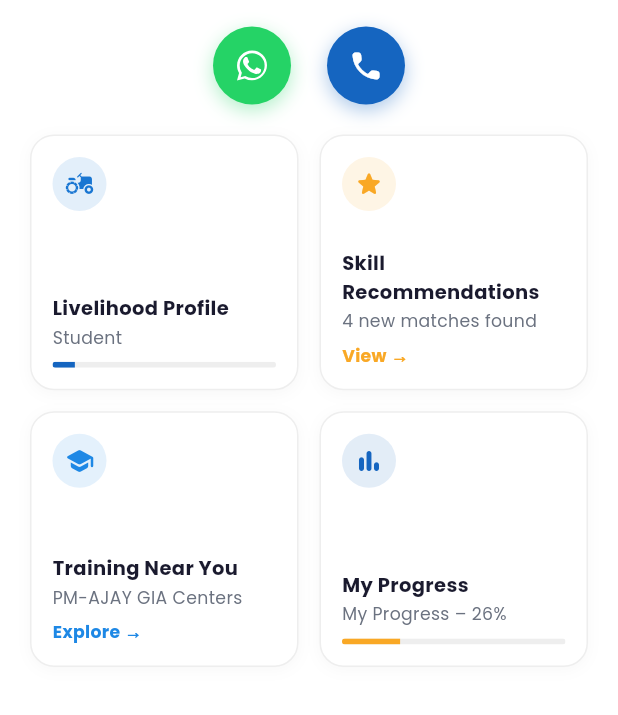
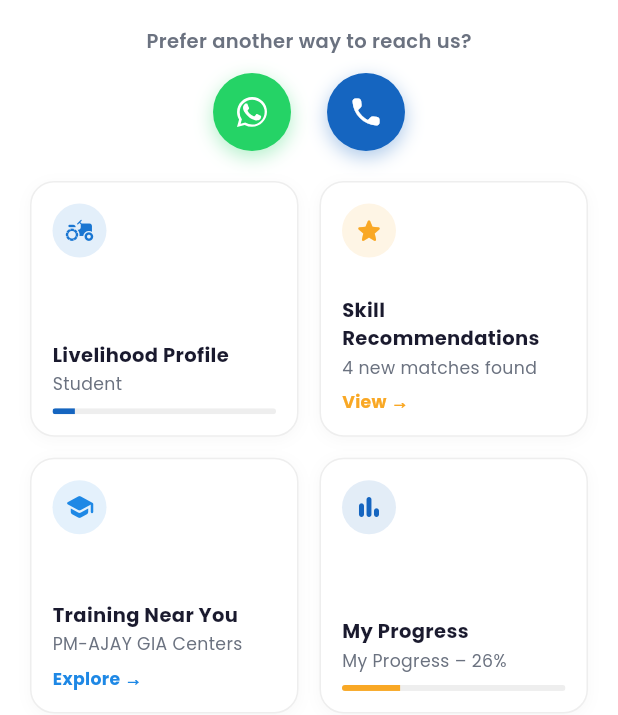
Before and after one commit to Gourabdasg/Disha-Saathi, a Flutter app: the HomeScreen screen opened directly, on a phone screen of 412 x 824 dp, the part 521-1236 px from its top. Run offline on Flutter 3.47's test engine with Material 3 defaults, Android fonts, the phone set to English and light mode, and no system bars; our stand-ins replace audioplayers, file_picker, firebase_auth, firebase_core, flutter_svg, google_fonts and 3 more; accounts and stored records are empty; network calls fail.

Commit message:
Restore Recent Activity section on HomeScreen and pre-fill Hi I need help with Disha Saathi on WhatsApp support button

```diff
--- a/lib/screens/home_screen.dart
+++ b/lib/screens/home_screen.dart
@@ -412,6 +412,58 @@ class _HomeScreenState extends State<HomeScreen> {
                         ),
                       ],
                     ),
+
+                    const SizedBox(height: 24),
+
+                    // Restored Recent Activity Section (Matching Reference Screenshots)
+                    Text(
+                      state.tr('recent_activity'),
+                      style: const TextStyle(fontSize: 18, fontWeight: FontWeight.bold, color: AppColors.textDark),
+                    ),
+                    const SizedBox(height: 12),
+                    Container(
+                      padding: const EdgeInsets.symmetric(horizontal: 16, vertical: 12),
+                      decoration: BoxDecoration(
+                        color: Colors.white,
+                        borderRadius: BorderRadius.circular(20),
+                        border: Border.all(color: const Color(0xFFE2E8F0), width: 1.2),
+                        boxShadow: [
+                          BoxShadow(
+                            color: Colors.black.withValues(alpha: 0.03),
+                            blurRadius: 8,
+                            offset: const Offset(0, 3),
+                          ),
+                        ],
+                      ),
+                      child: Column(
+                        children: [
+                          _activityTile(
+                            icon: Icons.check_rounded,
+                            iconBg: const Color(0xFFDCFCE7),
+                            iconFg: const Color(0xFF16A34A),
+                            title: completionPercent >= 100 ? 'Profile setup completed' : 'Profile assessment in progress',
+                            timeAgo: '2h ago',
+                          ),
+                          const Divider(height: 20, color: Color(0xFFF1F5F9)),
+                          _activityTile(
+                            icon: Icons.smart_toy_rounded,
+                            iconBg: const Color(0xFFE0F2FE),
+                            iconFg: const Color(0xFF0284C7),
+                            title: 'AI analyzed your skills',
+                            timeAgo: 'Yesterday',
+                          ),
+                          const Divider(height: 20, color: Color(0xFFF1F5F9)),
+                          _activityTile(
+                            icon: Icons.school_rounded,
+                            iconBg: const Color(0xFFF1F5F9),
+                            iconFg: const Color(0xFF64748B),
+                            title: '3 training courses matched',
+                            timeAgo: '2d ago',
+                          ),
+                        ],
+                      ),
+                    ),
+                    const SizedBox(height: 20),
                   ],
                 ),
               ),
@@ -419,6 +471,37 @@ class _HomeScreenState extends State<HomeScreen> {
           ),
         ),
       ),
+    );
+  }
+
+  Widget _activityTile({
+    required IconData icon,
+    required Color iconBg,
+    required Color iconFg,
+    required String title,
+    required String timeAgo,
+  }) {
+    return Row(
+      children: [
+        Container(
+          width: 38,
+          height: 38,
+          decoration: BoxDecoration(color: iconBg, shape: BoxShape.circle),
+          alignment: Alignment.center,
+          child: Icon(icon, color: iconFg, size: 20),
+        ),
+        const SizedBox(width: 14),
+        Expanded(
+          child: Text(
+            title,
+            style: const TextStyle(fontSize: 14, fontWeight: FontWeight.w600, color: AppColors.textDark),
+          ),
+        ),
+        Text(
+          timeAgo,
+          style: const TextStyle(fontSize: 12.5, color: AppColors.textMuted, fontWeight: FontWeight.w500),
+        ),
+      ],
     );
   }
 
--- a/lib/widgets/contact_icons_row.dart
+++ b/lib/widgets/contact_icons_row.dart
@@ -3,22 +3,11 @@ import 'package:flutter_svg/flutter_svg.dart';
 import 'package:url_launcher/url_launcher.dart';
 import '../theme/app_theme.dart';
 
-/// WhatsApp + IVR call icon buttons — an alternate, lower-bandwidth channel
-/// into the same AI Livelihood Assistant, matching the "App + WhatsApp + IVR"
-/// access model from the original SIH proposal (see feasibility slide).
-///
-/// Icon-only by design, no text labels: this is a standard pattern in
-/// government/utility apps and doesn't need extra explanation in the UI.
-///
-/// IMPORTANT: for these buttons to work on Android 11+ (API 30+), your
-/// AndroidManifest.xml MUST include a <queries> block declaring the
-/// "https" and "tel" VIEW intents (see project docs / earlier chat).
-/// Without that, canLaunchUrl() silently returns false even when
-/// WhatsApp / the dialer are available.
+/// WhatsApp + IVR call icon buttons
 class ContactIconsRow extends StatelessWidget {
-  // Full international format, no "+" and no leading zero: 91 + 10-digit number.
-  static const String whatsappNumber = '916200590790';
-  static const String ivrNumber = '1800XXXXXXX'; // TODO: replace with your real IVR helpline
+  // Full international format: 91 + 10-digit number.
+  static const String whatsappNumber = '919876543210';
+  static const String ivrNumber = '1800112233'; // PM-AJAY GIA Helpline
 
   const ContactIconsRow({super.key});
 
@@ -29,19 +18,11 @@ class ContactIconsRow extends StatelessWidget {
 </svg>
 ''';
 
-  /// Opens a WhatsApp chat directly with [whatsappNumber].
-  ///
-  /// Tries the native `whatsapp://send` scheme first (opens the app
-  /// instantly, no browser hop). Falls back to the `https://wa.me/`
-  /// click-to-chat link if the native scheme isn't launchable — this
-  /// still opens WhatsApp itself when installed (wa.me redirects into
-  /// the app), and only drops to a browser if WhatsApp truly isn't
-  /// installed on the device.
+  /// Opens a WhatsApp chat directly pre-filled with "Hi, I need help with Disha Saathi".
   Future<void> _openWhatsApp(BuildContext context) async {
-    final nativeUri = Uri.parse(
-      'whatsapp://send?phone=$whatsappNumber&text=${Uri.encodeComponent("Hi, I need help with Disha Saathi")}',
-    );
-    final webUri = Uri.parse('https://wa.me/$whatsappNumber');
+    final textParam = Uri.encodeComponent('Hi, I need help with Disha Saathi');
+    final nativeUri = Uri.parse('whatsapp://send?phone=$whatsappNumber&text=$textParam');
+    final webUri = Uri.parse('https://wa.me/$whatsappNumber?text=$textParam');
 
     try {
       if (await canLaunchUrl(nativeUri)) {
@@ -53,30 +34,29 @@ class ContactIconsRow extends StatelessWidget {
         return;
       }
       if (context.mounted) {
-        _showError(context, 'WhatsApp is not installed on this device');
+        _showError(context, 'WhatsApp is not installed on this device.');
       }
     } catch (e) {
       debugPrint('WhatsApp launch error: $e');
       if (context.mounted) {
-        _showError(context, 'Could not open WhatsApp');
+        _showError(context, 'WhatsApp is not installed on this device.');
       }
     }
   }
 
   /// Opens the phone dialer pre-filled with [ivrNumber].
-  /// Requires a `tel` VIEW <queries> entry in AndroidManifest.xml on API 30+.
   Future<void> _callIvr(BuildContext context) async {
     final uri = Uri.parse('tel:$ivrNumber');
     try {
       if (await canLaunchUrl(uri)) {
         await launchUrl(uri);
       } else if (context.mounted) {
-        _showError(context, 'Could not open dialer');
+        _showError(context, 'Could not open dialer.');
       }
     } catch (e) {
       debugPrint('Dialer launch error: $e');
       if (context.mounted) {
-        _showError(context, 'Could not open dialer');
+        _showError(context, 'Could not open dialer.');
       }
     }
   }
@@ -87,7 +67,14 @@ class ContactIconsRow extends StatelessWidget {
 
   @override
   Widget build(BuildContext context) {
-    return Row(
+    return Column(
+      children: [
+        const Text(
+          'Prefer another way to reach us?',
+          style: TextStyle(fontSize: 13, fontWeight: FontWeight.w600, color: AppColors.textMuted),
+        ),
+        const SizedBox(height: 12),
+        Row(
           mainAxisAlignment: MainAxisAlignment.center,
           children: [
             _iconButton(
@@ -104,9 +91,11 @@ class ContactIconsRow extends StatelessWidget {
             const SizedBox(width: 24),
             _iconButton(
               background: AppColors.navy,
-          tooltip: 'Call IVR helpline',
+              tooltip: 'Call Helpline',
               onTap: () => _callIvr(context),
               child: const Icon(Icons.call_rounded, color: Colors.white, size: 24),
+            ),
+          ],
         ),
       ],
     );
@@ -130,7 +119,13 @@ class ContactIconsRow extends StatelessWidget {
           decoration: BoxDecoration(
             color: background,
             shape: BoxShape.circle,
-            boxShadow: [BoxShadow(color: background.withOpacity(0.35), blurRadius: 10, offset: const Offset(0, 4))],
+            boxShadow: [
+              BoxShadow(
+                color: background.withValues(alpha: 0.35),
+                blurRadius: 10,
+                offset: const Offset(0, 4),
+              ),
+            ],
           ),
           child: child,
         ),
```
Lines whose indentation alone changed are shown as unchanged.
